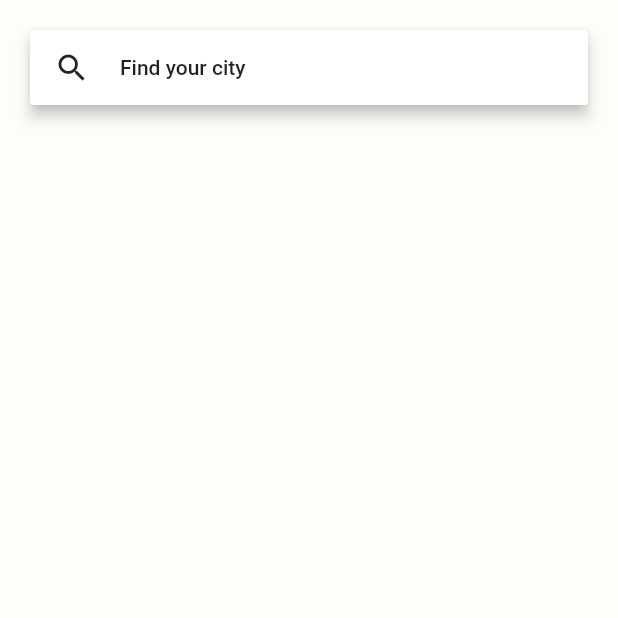
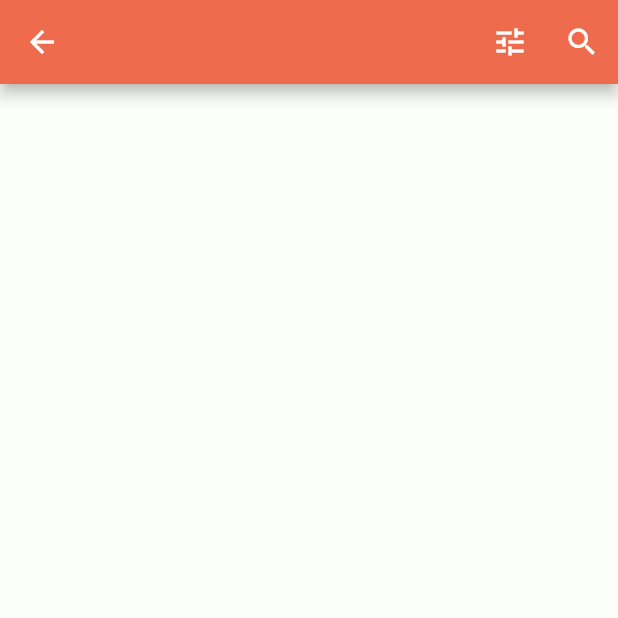
Before and after one commit to albifrattini/meating, a Flutter app: the ExploreRoute screen opened directly, on a phone screen of 412 x 824 dp, the top half of it. Run offline on Flutter 3.47's test engine with Material 2 defaults, Android fonts, the phone set to English and light mode, and no system bars; our stand-ins replace auto_size_text, cloud_firestore, firebase_auth, firebase_storage, fluttertoast, image_picker; accounts and stored records are empty.

Commit message:
Last update.

```diff
--- a/flutter_meating/lib/routes/city_filtering_screen.dart
+++ b/flutter_meating/lib/routes/city_filtering_screen.dart
@@ -8,6 +8,9 @@ class CityFilteringScreen extends StatefulWidget {
 
 class _CityFilteringScreenState extends State<CityFilteringScreen> {
 
+
+  AppBar buildAppBar(BuildContext context){}
+
   @override
   Widget build(BuildContext context) {
     return Scaffold(
--- a/flutter_meating/lib/routes/explore_route.dart
+++ b/flutter_meating/lib/routes/explore_route.dart
@@ -4,6 +4,8 @@ import 'package:flutter_meating/ui/event_card.dart';
 import 'package:flutter_meating/ui/explore_app_bar.dart';
 import 'package:flutter_meating/routes/city_filtering_screen.dart';
 import 'package:flutter_meating/routes/event_route.dart';
+
+
 
 class ExploreRoute extends StatefulWidget {
 
@@ -14,11 +16,8 @@ class ExploreRoute extends StatefulWidget {
 
 class _ExploreRouteState extends State<ExploreRoute> with SingleTickerProviderStateMixin{
 
-  String url = "https://firebasestorage.googleapis.com/v0/b/meating-live.appspot.com/o/3IUGSy8FYZa2WBg2o5SKekX0lQ431551364995687?alt=media&token=2a5596eb-2f59-41d5-815d-5e81f0c9426e";
-  String url2 = "https://firebasestorage.googleapis.com/v0/b/meating-live.appspot.com/o/prova.jpg?alt=media&token=9ef8db60-84d2-4c09-a50d-2675dac54288";
-  String url3 = "https://firebasestorage.googleapis.com/v0/b/meating-live.appspot.com/o/gattino.jpg?alt=media&token=1051b3c4-5033-4cb7-9d41-deee515afc4a";
-
   AnimationController _animationController;
+  bool isSearching = false;
 
   @override
   void initState() {
@@ -66,9 +65,16 @@ class _ExploreRouteState extends State<ExploreRoute> with SingleTickerProviderSt
   @override
   Widget build(BuildContext context) {
     return Scaffold(
-      body: Column(
+      appBar: isSearching == false ?
+      AppBar(
+        actions: <Widget>[
+        IconButton(icon: Icon(Icons.tune), onPressed: () {}),
+        IconButton(icon: Icon(Icons.search), onPressed: () {setState(() {
+          isSearching = true;});})],)
+          : AppBar(title: TextField(), backgroundColor: Colors.white,),
+      body: ListView(
         children: <Widget>[
-          ExploreAppBar(onTap: () => _navigateToSearch(),),
+          //ExploreAppBar(onTap: () => _navigateToSearch(),),
           Container(height: 20.0,),
           listEvents()
         ],
--- a/flutter_meating/lib/ui/event_card.dart
+++ b/flutter_meating/lib/ui/event_card.dart
@@ -93,11 +93,11 @@ class EventCard extends StatelessWidget {
             ),
             Row(
               children: <Widget>[
-                Container(width: 100.0),
+                Container(width: 120.0),
                 Container(
                   padding: EdgeInsets.only(top: 20.0, bottom: 80.0),
                   child: CircleAvatar(
-                    radius: 50.0,
+                    radius: 30.0,
                     backgroundImage: profilePicURL == '' ? AssetImage('assets/images/user.png') : NetworkImage(profilePicURL),
                     backgroundColor: Colors.white,
                   ),
--- a/flutter_meating/lib/ui/explore_app_bar.dart
+++ b/flutter_meating/lib/ui/explore_app_bar.dart
@@ -1,4 +1,7 @@
 import 'package:flutter/material.dart';
+
+
+
 
 class ExploreAppBar extends StatelessWidget {
 
--- a/flutter_meating/pubspec.yaml
+++ b/flutter_meating/pubspec.yaml
@@ -23,6 +23,7 @@ dependencies:
   image_picker: ^0.5.0
   transparent_image: ^0.1.0
   auto_size_text: ^1.0.0
+
 
   # The following adds the Cupertino Icons font to your application.
   # Use with the CupertinoIcons class for iOS style icons.
```
